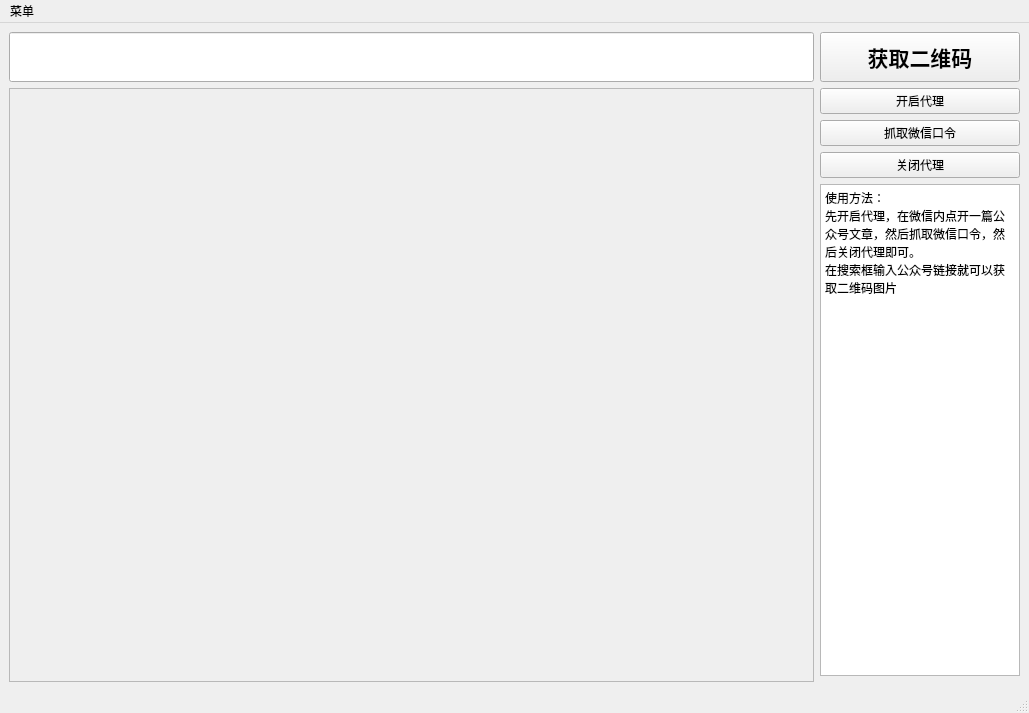
This is mainwindow.ui in vst212/pk10 as Qt 5 draws it before an edit. The edited form follows.
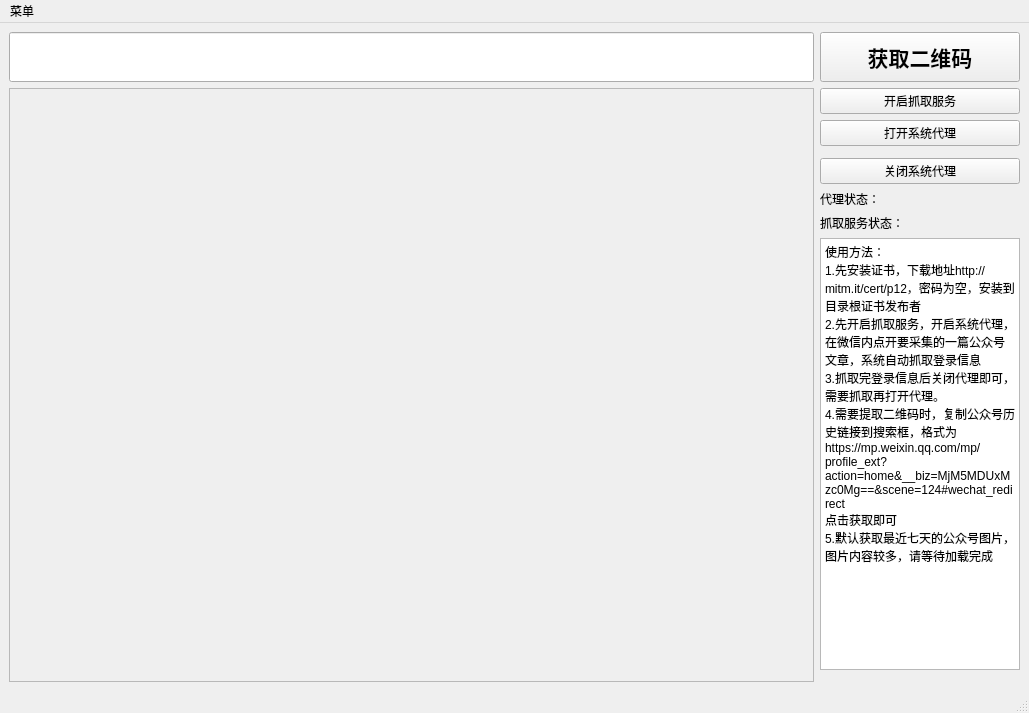
This is the edited form.

Commit message: 部分内容修改

The edit to the form file:
```diff
--- a/mainwindow.ui
+++ b/mainwindow.ui
@@ -18,24 +18,58 @@
   </property>
   <widget class="QWidget" name="centralwidget">
    <layout class="QGridLayout" name="gridLayout_2">
-    <item row="3" column="1">
-     <widget class="QPushButton" name="pushButton_2">
+    <item row="6" column="1">
+     <widget class="QLabel" name="label">
       <property name="text">
-       <string>抓取微信口令</string>
+       <string>代理状态：</string>
       </property>
      </widget>
     </item>
-    <item row="2" column="1">
-     <widget class="QPushButton" name="pushButton_3">
-      <property name="text">
-       <string>开启代理</string>
-      </property>
-     </widget>
-    </item>
-    <item row="4" column="1">
+    <item row="5" column="1">
      <widget class="QPushButton" name="pushButton_4">
       <property name="text">
-       <string>关闭代理</string>
+       <string>关闭系统代理</string>
+      </property>
+     </widget>
+    </item>
+    <item row="2" column="1">
+     <widget class="QPushButton" name="pushButton_2">
+      <property name="text">
+       <string>开启抓取服务</string>
+      </property>
+     </widget>
+    </item>
+    <item row="0" column="0">
+     <widget class="QLineEdit" name="lineEdit">
+      <property name="minimumSize">
+       <size>
+        <width>0</width>
+        <height>50</height>
+       </size>
+      </property>
+     </widget>
+    </item>
+    <item row="8" column="1">
+     <widget class="QTextBrowser" name="textBrowser">
+      <property name="maximumSize">
+       <size>
+        <width>200</width>
+        <height>600</height>
+       </size>
+      </property>
+      <property name="html">
+       <string>&lt;!DOCTYPE HTML PUBLIC &quot;-//W3C//DTD HTML 4.0//EN&quot; &quot;http://www.w3.org/TR/REC-html40/strict.dtd&quot;&gt;
+&lt;html&gt;&lt;head&gt;&lt;meta name=&quot;qrichtext&quot; content=&quot;1&quot; /&gt;&lt;style type=&quot;text/css&quot;&gt;
+p, li { white-space: pre-wrap; }
+&lt;/style&gt;&lt;/head&gt;&lt;body style=&quot; font-family:'SimSun'; font-size:9pt; font-weight:400; font-style:normal;&quot;&gt;
+&lt;p style=&quot; margin-top:0px; margin-bottom:0px; margin-left:0px; margin-right:0px; -qt-block-indent:0; text-indent:0px;&quot;&gt;使用方法：&lt;/p&gt;
+&lt;p style=&quot; margin-top:0px; margin-bottom:0px; margin-left:0px; margin-right:0px; -qt-block-indent:0; text-indent:0px;&quot;&gt;1.先安装证书，下载地址http://mitm.it/cert/p12，密码为空，安装到目录根证书发布者&lt;/p&gt;
+&lt;p style=&quot; margin-top:0px; margin-bottom:0px; margin-left:0px; margin-right:0px; -qt-block-indent:0; text-indent:0px;&quot;&gt;2.先开启抓取服务，开启系统代理，在微信内点开要采集的一篇公众号文章，系统自动抓取登录信息&lt;/p&gt;
+&lt;p style=&quot; margin-top:0px; margin-bottom:0px; margin-left:0px; margin-right:0px; -qt-block-indent:0; text-indent:0px;&quot;&gt;3.抓取完登录信息后关闭代理即可，需要抓取再打开代理。&lt;/p&gt;
+&lt;p style=&quot; margin-top:0px; margin-bottom:0px; margin-left:0px; margin-right:0px; -qt-block-indent:0; text-indent:0px;&quot;&gt;4.需要提取二维码时，复制公众号历史链接到搜索框，格式为&lt;/p&gt;
+&lt;p style=&quot; margin-top:0px; margin-bottom:0px; margin-left:0px; margin-right:0px; -qt-block-indent:0; text-indent:0px;&quot;&gt;https://mp.weixin.qq.com/mp/profile_ext?action=home&amp;amp;__biz=MjM5MDUxMzc0Mg==&amp;amp;scene=124#wechat_redirect &lt;/p&gt;
+&lt;p style=&quot; margin-top:0px; margin-bottom:0px; margin-left:0px; margin-right:0px; -qt-block-indent:0; text-indent:0px;&quot;&gt;点击获取即可&lt;/p&gt;
+&lt;p style=&quot; margin-top:0px; margin-bottom:0px; margin-left:0px; margin-right:0px; -qt-block-indent:0; text-indent:0px;&quot;&gt;5.默认获取最近七天的公众号图片，图片内容较多，请等待加载完成&lt;/p&gt;&lt;/body&gt;&lt;/html&gt;</string>
       </property>
      </widget>
     </item>
@@ -72,7 +106,7 @@
       </property>
      </widget>
     </item>
-    <item row="2" column="0" rowspan="5">
+    <item row="2" column="0" rowspan="9">
      <widget class="QScrollArea" name="scrollArea">
       <property name="widgetResizable">
        <bool>true</bool>
@@ -89,32 +123,17 @@
       </widget>
      </widget>
     </item>
-    <item row="0" column="0">
-     <widget class="QLineEdit" name="lineEdit">
-      <property name="minimumSize">
-       <size>
-        <width>0</width>
-        <height>50</height>
-       </size>
+    <item row="3" column="1">
+     <widget class="QPushButton" name="pushButton_3">
+      <property name="text">
+       <string>打开系统代理</string>
       </property>
      </widget>
     </item>
-    <item row="5" column="1">
-     <widget class="QTextBrowser" name="textBrowser">
-      <property name="maximumSize">
-       <size>
-        <width>200</width>
-        <height>600</height>
-       </size>
-      </property>
-      <property name="html">
-       <string>&lt;!DOCTYPE HTML PUBLIC &quot;-//W3C//DTD HTML 4.0//EN&quot; &quot;http://www.w3.org/TR/REC-html40/strict.dtd&quot;&gt;
-&lt;html&gt;&lt;head&gt;&lt;meta name=&quot;qrichtext&quot; content=&quot;1&quot; /&gt;&lt;style type=&quot;text/css&quot;&gt;
-p, li { white-space: pre-wrap; }
-&lt;/style&gt;&lt;/head&gt;&lt;body style=&quot; font-family:'SimSun'; font-size:9pt; font-weight:400; font-style:normal;&quot;&gt;
-&lt;p style=&quot; margin-top:0px; margin-bottom:0px; margin-left:0px; margin-right:0px; -qt-block-indent:0; text-indent:0px;&quot;&gt;使用方法：&lt;/p&gt;
-&lt;p style=&quot; margin-top:0px; margin-bottom:0px; margin-left:0px; margin-right:0px; -qt-block-indent:0; text-indent:0px;&quot;&gt;先开启代理，在微信内点开一篇公众号文章，然后抓取微信口令，然后关闭代理即可。&lt;/p&gt;
-&lt;p style=&quot; margin-top:0px; margin-bottom:0px; margin-left:0px; margin-right:0px; -qt-block-indent:0; text-indent:0px;&quot;&gt;在搜索框输入公众号链接就可以获取二维码图片&lt;/p&gt;&lt;/body&gt;&lt;/html&gt;</string>
+    <item row="7" column="1">
+     <widget class="QLabel" name="label_2">
+      <property name="text">
+       <string>抓取服务状态：</string>
       </property>
      </widget>
     </item>
```
The commit also changes 5 other files.
